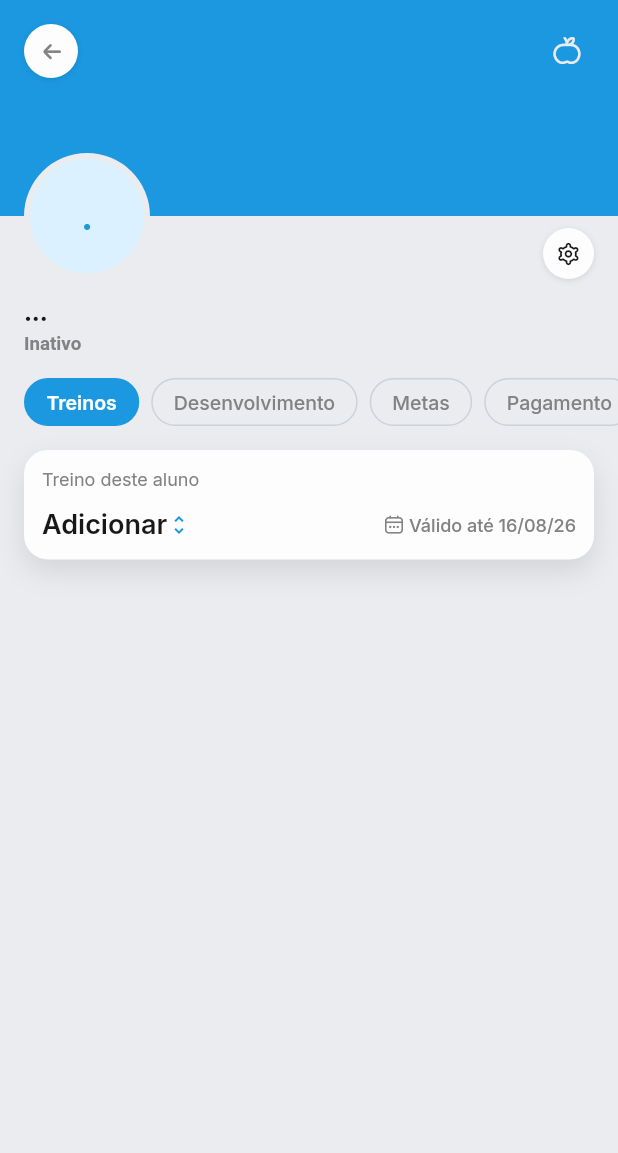
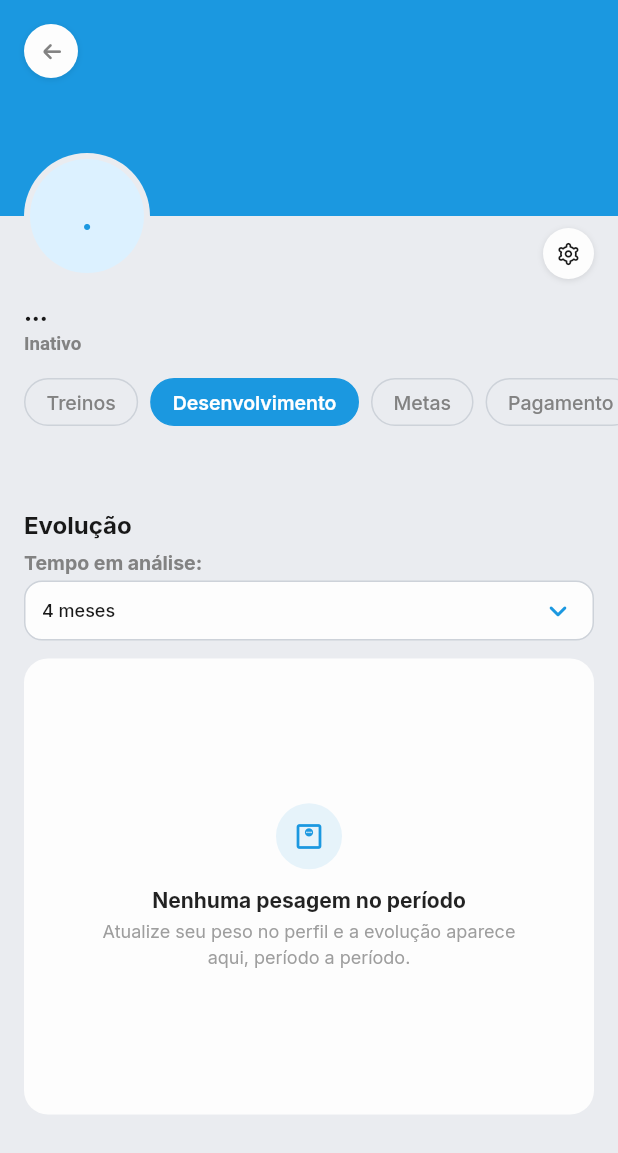
Before and after one commit to PedroasoLuiz/datafit, a Flutter app: the PerfilalunoWidget screen opened by its route, after a tap on "Desenvolvimento", on a phone screen of 412 x 824 dp. Shown: the top 1153 px of the screen. Run offline on Flutter 3.47's test engine with Material 3 defaults, Android fonts, the phone set to English and light mode, and no system bars; drawn by our look-alikes of dropdown_button2; our stand-ins replace auto_size_text, badges, cached_network_image, calendar_date_picker2, carousel_slider, easy_debounce and 25 more; missing offline and left inert: json_path, mime_type, video_thumbnail, webview_flutter_android, webviewx_plus; accounts and stored records are empty; network calls fail.

Commit message:
Destrava a ficha do aluno e tira a maca do cabecalho
A ficha do aluno abria e nao respondia a nenhum toque. A camada do cabecalho
era filho solto do Stack: recebia restricoes frouxas e a Column em
`mainAxisSize.max` esticava ate o rodape. A barra ocupava a tela inteira e,
sendo transparente, engolia os gestos sem aparecer — dava a impressao de app
travado. Agora ela vive num `Positioned` com as tres bordas e a coluna em
`min`, limitada a propria altura.

E sai o icone da Apple do canto direito: ele era um espacador invisivel,
pintado da cor do fundo para equilibrar um titulo centralizado que nao existe
mais. Com a barra sobre a capa azul, ele deixou de ser invisivel.

Co-Authored-By: Claude Opus 5 <noreply@anthropic.com>

```diff
--- a/datafit/lib/pages/perfil/perfilaluno/perfilaluno_widget.dart
+++ b/datafit/lib/pages/perfil/perfilaluno/perfilaluno_widget.dart
@@ -2294,12 +2294,23 @@ class _PerfilalunoWidgetState extends State<PerfilalunoWidget> {
             ),
             // A barra por cima da rolagem, sem fundo: a capa passa por
             // baixo dela e some ao subir, como qualquer conteudo.
-            SafeArea(
+            // `Positioned` com as tres bordas, e `mainAxisSize.min` na coluna.
+            //
+            // Como filho solto do Stack, esta camada recebia restricoes
+            // frouxas e a Column em `max` esticava ate o rodape: a barra
+            // ocupava a tela inteira, transparente, e engolia todos os toques.
+            // Dava a impressao de app travado — a tela aparecia e nada
+            // respondia.
+            Positioned(
+              top: 0.0,
+              left: 0.0,
+              right: 0.0,
+              child: SafeArea(
                 bottom: false,
                 child: Container(
                   decoration: BoxDecoration(),
                   child: Column(
-                  mainAxisSize: MainAxisSize.max,
+                    mainAxisSize: MainAxisSize.min,
                     children: [
                       Padding(
                         padding: EdgeInsetsDirectional.fromSTEB(
@@ -2351,27 +2362,16 @@ class _PerfilalunoWidgetState extends State<PerfilalunoWidget> {
                             // ainda ocupava a barra que agora e
                             // transparente.
                             const Spacer(),
-                          Container(
-                            width: 36.0,
-                            height: 36.0,
-                            decoration: BoxDecoration(
-                              borderRadius: BorderRadius.circular(8.0),
-                              shape: BoxShape.rectangle,
-                            ),
-                            child: Align(
-                              alignment: AlignmentDirectional(0.0, 0.0),
-                              child: Icon(
-                                FFIcons.kproperty1FiRrApple,
-                                color: FlutterFlowTheme.of(context)
-                                    .secondaryBackground,
-                                size: 18.0,
-                              ),
-                            ),
-                          ),
-                        ],
-                      ),
-                    ),
-                  ],
+                            // O icone da Apple saiu: ele era um espacador
+                            // invisivel, pintado da cor do fundo para equilibrar
+                            // o titulo centralizado. Sem titulo e com a barra
+                            // sobre a capa azul, ele deixou de ser invisivel e
+                            // virou uma maca no canto.
+                          ],
+                        ),
+                      ),
+                    ],
+                  ),
                 ),
               ),
             ),
--- a/datafit/pubspec.yaml
+++ b/datafit/pubspec.yaml
@@ -15,7 +15,7 @@ publish_to: 'none' # Remove this line if you wish to publish to pub.dev
 # In iOS, build-name is used as CFBundleShortVersionString while build-number used as CFBundleVersion.
 # Read more about iOS versioning at
 # https://developer.apple.com/library/archive/documentation/General/Reference/InfoPlistKeyReference/Articles/CoreFoundationKeys.html
-version: 1.0.38+32
+version: 1.0.39+33
 
 environment:
   sdk: ">=3.0.0 <4.0.0"
```
Lines whose indentation alone changed are shown as unchanged.
